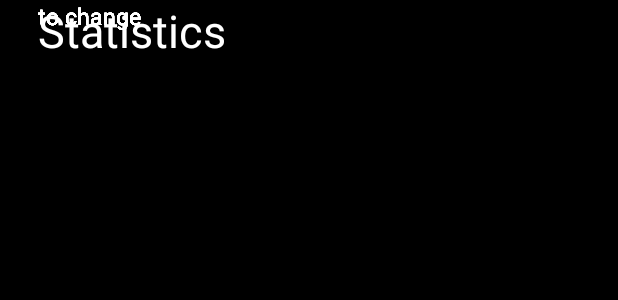
After one commit to Tahsin2020/LED-Dance-Cube, an Android app: the layout activity_statistics.xml on its own in the app's theme, with its tools: preview values and no code run, on a phone screen of 412 x 824 dp. The commit adds this screen. Shown: the top 300 px of the screen. Run offline under Robolectric (Android 15) with nearby library versions, the phone set to English and light mode, and no system bars.

Commit message:
upd to debug

```diff
--- a/Mediapipe_pose_Tracking_AAR_in_Android/app/build.gradle
+++ b/Mediapipe_pose_Tracking_AAR_in_Android/app/build.gradle
@@ -91,7 +91,7 @@ dependencies {
     implementation "androidx.camera:camera-lifecycle:$camerax_version"
 
     // Import the BoM for the Firebase platform
-    implementation platform('com.google.firebase:firebase-bom:31.3.0')
+//    implementation platform('com.google.firebase:firebase-bom:31.3.0')
 
 }
 
--- a/Mediapipe_pose_Tracking_AAR_in_Android/app/src/main/AndroidManifest.xml
+++ b/Mediapipe_pose_Tracking_AAR_in_Android/app/src/main/AndroidManifest.xml
@@ -20,9 +20,11 @@
         android:supportsRtl="true"
         android:theme="@style/AppTheme">
         <activity
+            android:name=".StatisticsActivity"
+            android:exported="false" />
+        <activity
             android:name=".BrightnessActivity"
-            android:exported="false" />
-        <!-- android:theme="@style/Theme.MyApplication" -->
+            android:exported="false" /> <!-- android:theme="@style/Theme.MyApplication" -->
         <activity
             android:name=".StartActivity"
             android:exported="true"
@@ -35,17 +37,16 @@
         </activity>
         <activity
             android:name=".MainActivity"
-            android:exported="true"></activity>
+            android:exported="true" />
         <activity
             android:name=".HomePageActivity"
-            android:exported="true"></activity>
+            android:exported="true" />
         <activity
             android:name=".GalleryActivity"
-            android:exported="true"></activity>
+            android:exported="true" />
         <activity
             android:name=".PatternActivity"
-            android:exported="true"></activity>
-
+            android:exported="true" />
     </application>
 
 </manifest>
--- a/Mediapipe_pose_Tracking_AAR_in_Android/app/src/main/java/com/example/myapplication/BrightnessActivity.java
+++ b/Mediapipe_pose_Tracking_AAR_in_Android/app/src/main/java/com/example/myapplication/BrightnessActivity.java
@@ -32,6 +32,9 @@ public class BrightnessActivity extends AppCompatActivity {
             case R.id.brightness:
                 new Thread(new HomePageActivity.Thread3((byte) 0xa0)).start();
                 startActivity(new Intent(this, BrightnessActivity.class));
+                return true;
+            case R.id.statistics:
+                startActivity(new Intent(this, StatisticsActivity.class));
                 return true;
             default:
                 return super.onOptionsItemSelected(item);
--- a/Mediapipe_pose_Tracking_AAR_in_Android/app/src/main/java/com/example/myapplication/GalleryActivity.java
+++ b/Mediapipe_pose_Tracking_AAR_in_Android/app/src/main/java/com/example/myapplication/GalleryActivity.java
@@ -48,6 +48,9 @@ public class GalleryActivity extends AppCompatActivity {
                 return true;
             case R.id.brightness:
                 startActivity(new Intent(this, BrightnessActivity.class));
+                return true;
+            case R.id.statistics:
+                startActivity(new Intent(this, StatisticsActivity.class));
                 return true;
             default:
                 return super.onOptionsItemSelected(item);
--- a/Mediapipe_pose_Tracking_AAR_in_Android/app/src/main/java/com/example/myapplication/HomePageActivity.java
+++ b/Mediapipe_pose_Tracking_AAR_in_Android/app/src/main/java/com/example/myapplication/HomePageActivity.java
@@ -18,7 +18,7 @@ import androidx.appcompat.app.AppCompatActivity;
 
 import com.google.protobuf.NullValue;
 
-import org.bson.Document;
+//import org.bson.Document;
 
 import java.io.BufferedReader;
 import java.io.DataOutputStream;
@@ -67,6 +67,9 @@ public class HomePageActivity extends AppCompatActivity {
                 return true;
             case R.id.brightness:
                 startActivity(new Intent(this, BrightnessActivity.class));
+                return true;
+            case R.id.statistics:
+                startActivity(new Intent(this, StatisticsActivity.class));
                 return true;
             default:
                 return super.onOptionsItemSelected(item);
--- a/Mediapipe_pose_Tracking_AAR_in_Android/app/src/main/java/com/example/myapplication/MainActivity.java
+++ b/Mediapipe_pose_Tracking_AAR_in_Android/app/src/main/java/com/example/myapplication/MainActivity.java
@@ -139,6 +139,9 @@ public class MainActivity extends AppCompatActivity {
                 return true;
             case R.id.brightness:
                 startActivity(new Intent(this, BrightnessActivity.class));
+                return true;
+            case R.id.statistics:
+                startActivity(new Intent(this, StatisticsActivity.class));
                 return true;
             default:
                 return super.onOptionsItemSelected(item);
--- /dev/null
+++ b/Mediapipe_pose_Tracking_AAR_in_Android/app/src/main/java/com/example/myapplication/StatisticsActivity.java
@@ -0,0 +1,15 @@
+package com.example.myapplication;
+
+import androidx.appcompat.app.AppCompatActivity;
+
+import android.os.Bundle;
+
+public class StatisticsActivity extends AppCompatActivity {
+
+    @Override
+    protected void onCreate(Bundle savedInstanceState) {
+        super.onCreate(savedInstanceState);
+        setContentView(R.layout.activity_statistics);
+        //load data from mongo db
+    }
+}
--- /dev/null
+++ b/Mediapipe_pose_Tracking_AAR_in_Android/app/src/main/res/layout/activity_statistics.xml
@@ -0,0 +1,110 @@
+<?xml version="1.0" encoding="utf-8"?>
+
+<RelativeLayout xmlns:android="http://schemas.android.com/apk/res/android"
+        xmlns:tools="http://schemas.android.com/tools"
+        android:layout_width="match_parent"
+        android:layout_height="match_parent"
+        tools:context=".StatisticsActivity"
+        android:background="@color/black">
+
+    <TextView
+        android:id="@+id/sta_"
+        android:layout_width="wrap_content"
+        android:layout_height="wrap_content"
+        android:text="Statistics"
+        android:textSize="30sp"
+        android:fontFamily="@font/indigo_daisy"
+        android:layout_marginStart="25dp"
+        android:layout_marginBottom="10dp"
+        android:textColor="@color/white"/>
+
+    <TextView
+        android:id="@+id/sta_streaming"
+        android:layout_width="wrap_content"
+        android:layout_height="wrap_content"
+        android:text="to change"
+        android:textSize="15sp"
+        android:fontFamily="@font/indigo_daisy"
+        android:layout_marginStart="25dp"
+        android:layout_marginBottom="10dp"
+        android:textColor="@color/white"/>
+
+    <TextView
+        android:id="@+id/sta_vortex"
+        android:layout_width="wrap_content"
+        android:layout_height="wrap_content"
+        android:text="to change"
+        android:textSize="15sp"
+        android:fontFamily="@font/indigo_daisy"
+        android:layout_marginStart="25dp"
+        android:layout_marginBottom="10dp"
+        android:textColor="@color/white"/>
+
+    <TextView
+        android:id="@+id/sta_diamond"
+        android:layout_width="wrap_content"
+        android:layout_height="wrap_content"
+        android:text="to change"
+        android:textSize="15sp"
+        android:fontFamily="@font/indigo_daisy"
+        android:layout_marginStart="25dp"
+        android:layout_marginBottom="10dp"
+        android:textColor="@color/white"/>
+
+    <TextView
+        android:id="@+id/sta_helix"
+        android:layout_width="wrap_content"
+        android:layout_height="wrap_content"
+        android:text="to change"
+        android:textSize="15sp"
+        android:fontFamily="@font/indigo_daisy"
+        android:layout_marginStart="25dp"
+        android:layout_marginBottom="10dp"
+        android:textColor="@color/white"/>
+
+    <TextView
+        android:id="@+id/sta_sphere"
+        android:layout_width="wrap_content"
+        android:layout_height="wrap_content"
+        android:text="to change"
+        android:textSize="15sp"
+        android:fontFamily="@font/indigo_daisy"
+        android:layout_marginStart="25dp"
+        android:layout_marginBottom="10dp"
+        android:textColor="@color/white"/>
+
+    <TextView
+        android:id="@+id/sta_rolling"
+        android:layout_width="wrap_content"
+        android:layout_height="wrap_content"
+        android:text="to change"
+        android:textSize="15sp"
+        android:fontFamily="@font/indigo_daisy"
+        android:layout_marginStart="25dp"
+        android:layout_marginBottom="10dp"
+        android:textColor="@color/white"/>
+
+    <TextView
+        android:id="@+id/sta_rotating"
+        android:layout_width="wrap_content"
+        android:layout_height="wrap_content"
+        android:text="to change"
+        android:textSize="15sp"
+        android:fontFamily="@font/indigo_daisy"
+        android:layout_marginStart="25dp"
+        android:layout_marginBottom="10dp"
+        android:textColor="@color/white"/>
+
+    <TextView
+        android:id="@+id/sta_wave"
+        android:layout_width="wrap_content"
+        android:layout_height="wrap_content"
+        android:text="to change"
+        android:textSize="15sp"
+        android:fontFamily="@font/indigo_daisy"
+        android:layout_marginStart="25dp"
+        android:layout_marginBottom="10dp"
+        android:textColor="@color/white"/>
+
+
+</RelativeLayout>
--- a/Mediapipe_pose_Tracking_AAR_in_Android/app/src/main/res/menu/menu_main.xml
+++ b/Mediapipe_pose_Tracking_AAR_in_Android/app/src/main/res/menu/menu_main.xml
@@ -6,6 +6,8 @@
         android:title="Home Page" />
     <item android:id="@+id/patterns"
         android:title="Pattern Gallery" />
+    <item android:id="@+id/statistics"
+        android:title="Statistics" />
 
     <item android:id="@+id/brightness"
         android:title="Brightness" />
--- a/Mediapipe_pose_Tracking_AAR_in_Android/build.gradle
+++ b/Mediapipe_pose_Tracking_AAR_in_Android/build.gradle
@@ -8,6 +8,7 @@ buildscript {
         mavenCentral()
     }
     dependencies {
+        classpath "io.realm:realm-gradle-plugin:3.3.1"
 
         classpath 'com.google.gms:google-services:3.0.0'
         classpath 'com.android.support:support-v4:23.0.1'
```
